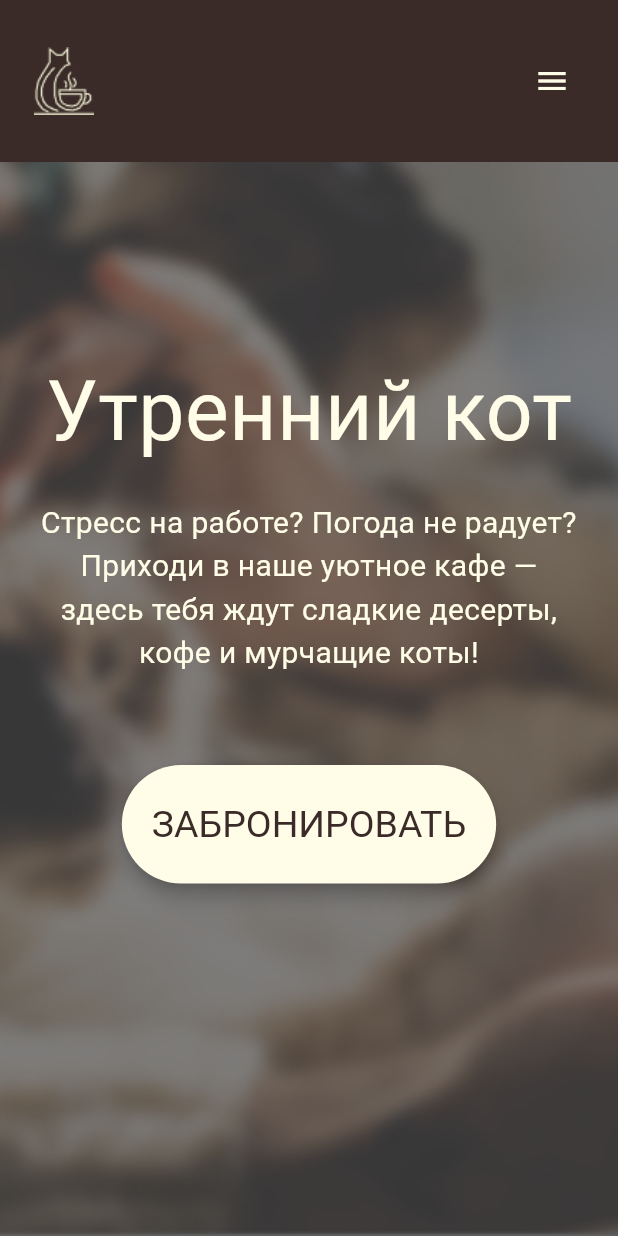
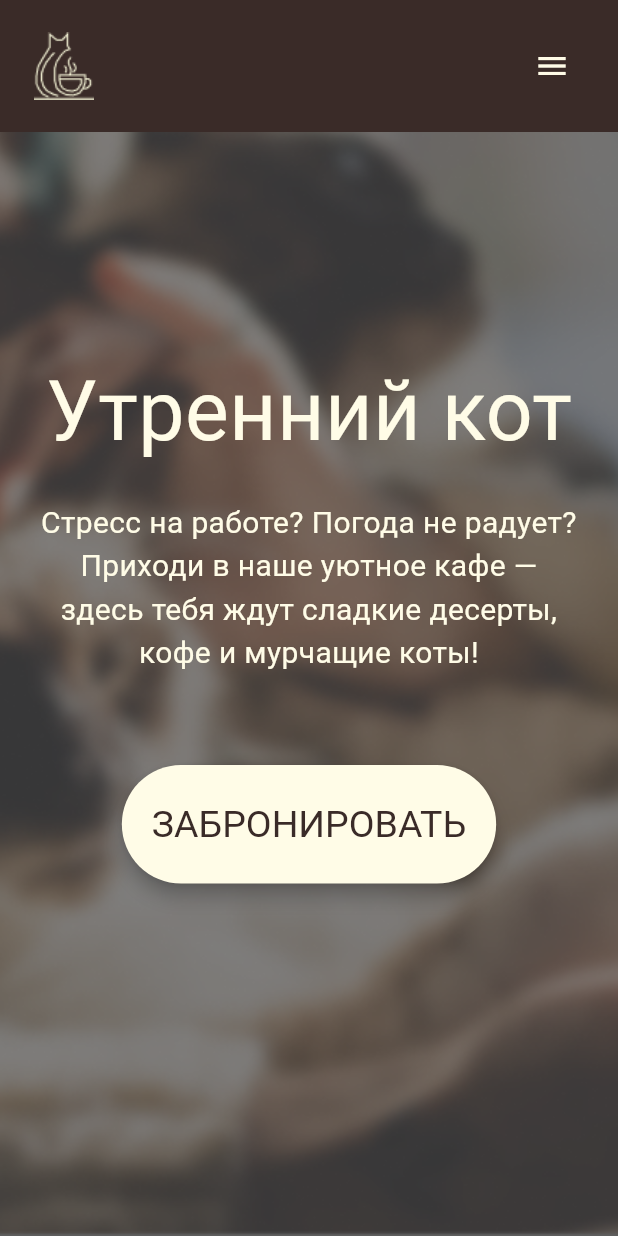
Before and after one commit to abcdefg-min/CafeCat, a Flutter app: the screen it shows after launch, on a phone screen of 412 x 824 dp. Run offline on Flutter 3.47's test engine with Material 3 defaults, Android fonts, the phone set to English and light mode, and no system bars.

Commit message:
добавление нового dart-файла (отдельно шапка сайта)

```diff
--- a/lib/Pages_1.dart
+++ b/lib/Pages_1.dart
@@ -1,5 +1,6 @@
 import 'package:flutter/material.dart';
 import 'Pages2_bron.dart';
+import 'SiteHeader.dart';
 
 class PagesScreen extends StatefulWidget {
   const PagesScreen({super.key});
@@ -9,6 +10,8 @@ class PagesScreen extends StatefulWidget {
 }
 
 class _PagesScreenState extends State<PagesScreen> {
+  final GlobalKey<ScaffoldState> _scaffoldKey = GlobalKey<ScaffoldState>();
+
   @override
   Widget build(BuildContext context) {
     final isMobile = MediaQuery.of(context).size.width < 600;
@@ -22,12 +25,22 @@ class _PagesScreenState extends State<PagesScreen> {
       ),
 
       child: Scaffold(
+        key: _scaffoldKey,
         drawer: _dialogMenu(context),
         backgroundColor: Colors.transparent,
         body: Stack(
           children: [
-            _buildHeader(context, isMobile),
-
+            Positioned(
+              top: 0,
+              right: 0,
+              left: 0,
+              child: HeaderSite(
+                isMobile: isMobile,
+                onMenuTap: () {
+                  _scaffoldKey.currentState?.openDrawer();
+                },
+              ),
+            ),
             Center(
               child: Column(
                 mainAxisAlignment: MainAxisAlignment.center,
@@ -67,8 +80,7 @@ class _PagesScreenState extends State<PagesScreen> {
                       MediaQuery.of(context).size.width > 600 ? 70 : 30,
                     ),
                   ),
-                  Container(
-                    child: ElevatedButton(
+                  ElevatedButton(
                     onPressed: () {
                       Navigator.push(
                         context,
@@ -77,16 +89,13 @@ class _PagesScreenState extends State<PagesScreen> {
                         ),
                       );
                     },
-                      child: Text(
-                        'ЗАБРОНИРОВАТЬ',
-                        style: TextStyle(color: Color(0xFF3A2B28)),
-                      ),
                     style: ElevatedButton.styleFrom(
                       textStyle: TextStyle(
                         fontSize: MediaQuery.of(context).size.width > 600
                             ? 30
                             : 25,
                       ),
+
                       backgroundColor: Color.fromARGB(255, 255, 252, 231),
                       elevation: 5,
                       padding: EdgeInsets.symmetric(
@@ -98,6 +107,9 @@ class _PagesScreenState extends State<PagesScreen> {
                             : 25,
                       ),
                     ),
+                    child: Text(
+                      'ЗАБРОНИРОВАТЬ',
+                      style: TextStyle(color: Color(0xFF3A2B28)),
                     ),
                   ),
                 ],
@@ -118,57 +130,6 @@ class _PagesScreenState extends State<PagesScreen> {
         padding: EdgeInsets.symmetric(
           horizontal: isMobile ? 20 : 20,
           vertical: isMobile ? 30 : 20,
-        ),
-        color: Color(0xFF3A2B28),
-        child: Row(
-          mainAxisAlignment: MainAxisAlignment.spaceBetween,
-          children: [
-            Image.asset(
-              'assets/images/logo.png',
-              width: isMobile ? 45 : 50,
-              height: isMobile ? 45 : 50,
-            ),
-
-            Expanded(
-              child: Row(
-                mainAxisAlignment: MainAxisAlignment.center,
-                children: [
-                  if (!isMobile) ...[
-                    _menuButton('Главная', isMobile),
-                    _menuButton('О нас', isMobile),
-                    _menuButton('Поддержать', isMobile),
-                    _menuButton('Меню', isMobile),
-                    _menuButton('Контакты', isMobile),
-                  ]
-                ],
-              ),
-            ),
-            if (isMobile)
-              Builder(
-                builder: (context) => IconButton(
-                  onPressed: () {
-                    Scaffold.of(context).openDrawer();
-                  },
-                  icon: Icon(Icons.menu, color: Color.fromARGB(255, 255, 252, 231)),
-                ),
-              ),
-          ],
-        ),
-      ),
-    );
-  }
-
-  Widget _menuButton(String title, bool isMobile) {
-    return Padding(
-      padding: EdgeInsets.symmetric(horizontal: isMobile ? 10 : 20),
-      child: TextButton(
-        onPressed: () {},
-        child: Text(
-          title,
-          style: TextStyle(
-            fontSize: isMobile ? 15 : 20,
-            color: Color.fromARGB(255, 255, 252, 231),
-          ),
         ),
       ),
     );
--- /dev/null
+++ b/lib/SiteHeader.dart
@@ -0,0 +1,108 @@
+import 'package:flutter/material.dart';
+
+class HeaderSite extends StatelessWidget {
+  final bool isMobile;
+  final VoidCallback onMenuTap;
+
+  const HeaderSite({
+    super.key,
+    required this.isMobile,
+    required this.onMenuTap,
+  });
+
+  @override
+  Widget build(BuildContext context) {
+    return Container(
+      padding: EdgeInsets.symmetric(
+        horizontal: 20,
+        vertical: 20,
+      ),
+      color: Color(0xFF3A2B28),
+        child: Row(
+          mainAxisAlignment: MainAxisAlignment.spaceBetween,
+          children: [
+            Image.asset(
+              'assets/images/logo.png',
+              width: isMobile ? 45 : 50,
+              height: isMobile ? 45 : 50,
+            ),
+
+            Expanded(
+              child: Row(
+                mainAxisAlignment: MainAxisAlignment.center,
+                children: [
+                  if (!isMobile) ...[
+                    _menuButton('Главная', isMobile),
+                    _menuButton('О нас', isMobile),
+                    _menuButton('Котики', isMobile),
+                    _menuButton('Меню', isMobile),
+                    _menuButton('Контакты', isMobile),
+                  ]
+                ],
+              ),
+            ),
+            if (isMobile)
+              Builder(
+                builder: (context) => IconButton(
+                  onPressed: () {
+                    Scaffold.of(context).openDrawer();
+                  },
+                  icon: Icon(Icons.menu, color: Color.fromARGB(255, 255, 252, 231)),
+                ),
+              ),
+          ],
+        ),
+    );
+  }
+
+  Widget _menuButton(String title, bool isMobile) {
+    return Padding(
+      padding: EdgeInsets.symmetric(horizontal: isMobile ? 10 : 20),
+      child: TextButton(
+        onPressed: () {},
+        child: Text(
+          title,
+          style: TextStyle(
+            fontSize: isMobile ? 15 : 20,
+            color: Color.fromARGB(255, 255, 252, 231),
+          ),
+        ),
+      ),
+    );
+  }
+
+  Widget _dialogMenu(BuildContext context) {
+    return Drawer(
+      child: ListView(
+        padding: EdgeInsets.zero,
+        children: [
+          DrawerHeader(
+            decoration: BoxDecoration(color: Color(0xFF3A2B28)),
+            child: Image.asset(
+              'assets/images/logo.png',
+              width: 100,
+              height: 100,
+            ),
+          ),
+          ListTile(
+            title: Text('Главная'),
+            onTap: () {
+              Navigator.pop(context);
+            },
+          ),
+          ListTile(title: Text('О нас'), onTap: () => Navigator.pop(context)),
+
+          ListTile(
+            title: Text('Поддержать'),
+            onTap: () => Navigator.pop(context),
+          ),
+          ListTile(title: Text('Меню'), onTap: () => Navigator.pop(context)),
+          ListTile(
+            title: Text('Контакты'),
+            onTap: () => Navigator.pop(context),
+          ),
+        ],
+      ),
+    );
+  }
+}
```
Also changed, not shown: lib/Pages2_bron.dart (+47 -79 lines). Lines whose indentation alone changed are shown as unchanged.
